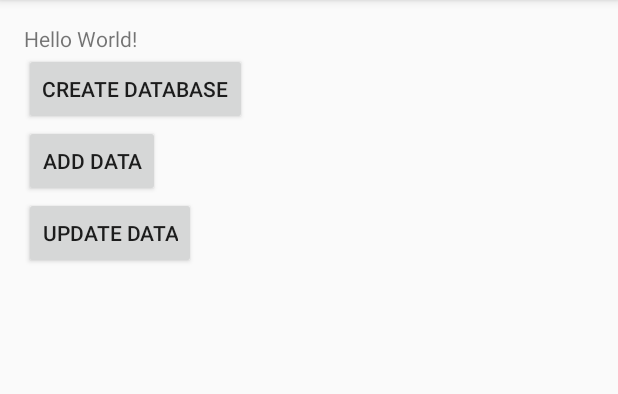
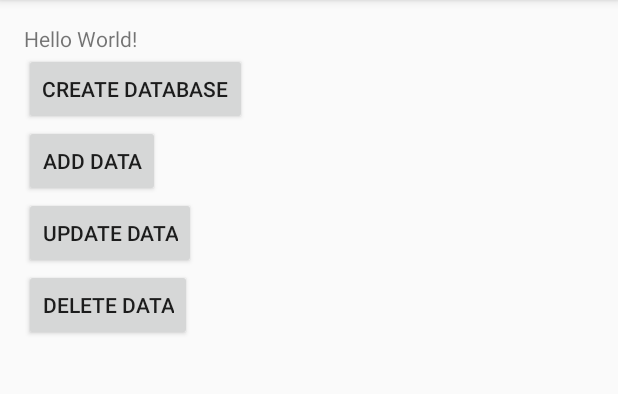
Before and after one commit to hcz017/SQLite_Test, an Android app: the screen it shows after launch (MainActivity), on a phone screen of 412 x 824 dp, the part 84-478 px from its top. Run offline under Robolectric (Android 15) with nearby library versions, the phone set to English and light mode, and no system bars.

Commit message:
delete data

```diff
--- a/app/src/main/java/com/example/admin/sqlite_test/MainActivity.java
+++ b/app/src/main/java/com/example/admin/sqlite_test/MainActivity.java
@@ -54,5 +54,14 @@ public class MainActivity extends AppCompatActivity {
                 db.update("Book", values, "name = ?", new String[]{"The Da Vinci Code"});
             }
         });
+
+        Button deleteData = (Button) findViewById(R.id.delete_data);
+        deleteData.setOnClickListener(new View.OnClickListener() {
+            @Override
+            public void onClick(View v) {
+                SQLiteDatabase db = dbHelper.getWritableDatabase();
+                db.delete("Book", "pages > ?", new String[]{"500"});
+            }
+        });
     }
 }
--- a/app/src/main/res/layout/activity_main.xml
+++ b/app/src/main/res/layout/activity_main.xml
@@ -39,4 +39,11 @@
         android:layout_below="@+id/add_data"
         android:layout_alignParentStart="true"
         android:id="@+id/update_data" />
+
+    <Button
+        android:text="@string/delete_data"
+        android:layout_width="wrap_content"
+        android:layout_height="wrap_content"
+        android:layout_below="@+id/update_data"
+        android:id="@+id/delete_data" />
 </RelativeLayout>
--- a/app/src/main/res/values/strings.xml
+++ b/app/src/main/res/values/strings.xml
@@ -3,4 +3,5 @@
     <string name="create_database">Create database</string>
     <string name="add_data">Add data</string>
     <string name="update_data">Update data</string>
+    <string name="delete_data">Delete data</string>
 </resources>
```
